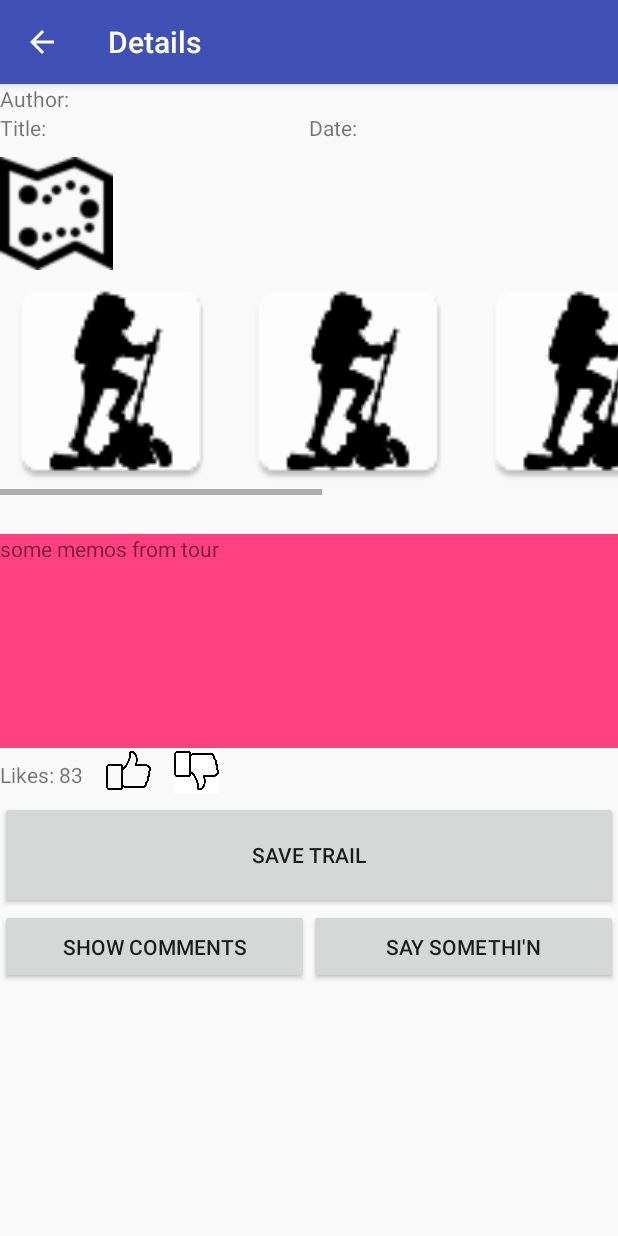
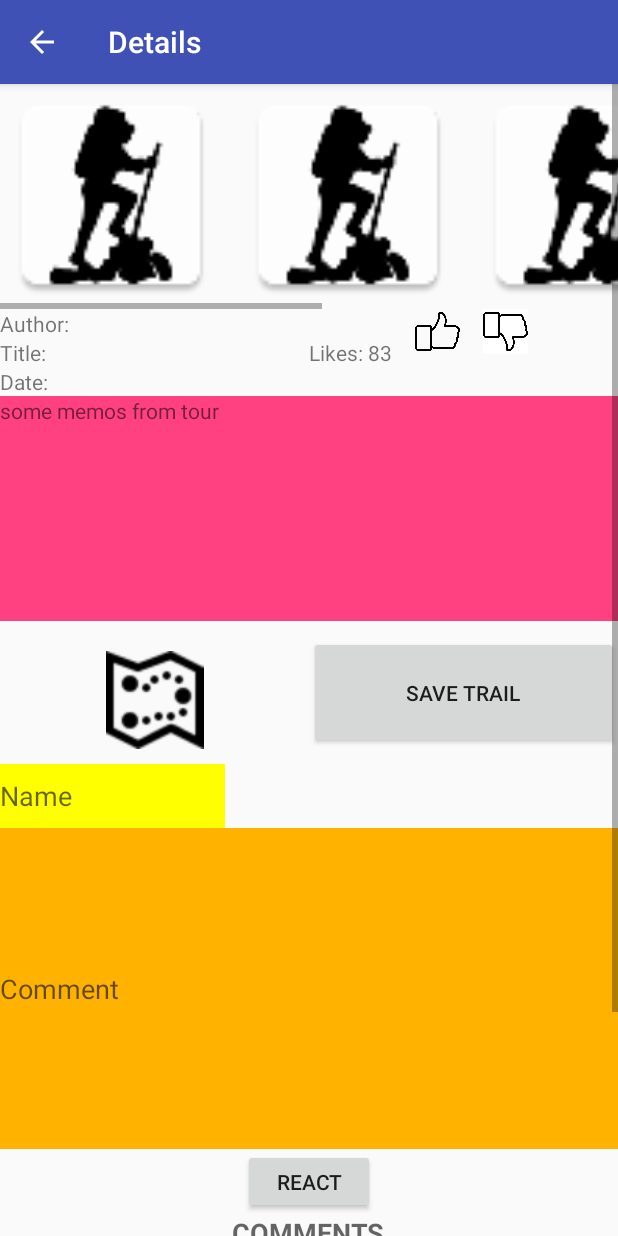
Before and after one commit to grigor-aramyan/hikers-app, an Android app: the DetailsActivity screen opened directly, with no data from a screen before it, on a phone screen of 412 x 824 dp. Run offline under Robolectric (Android 15) with nearby library versions, the light colour scheme and no system bars; our stand-ins replace Picasso, Volley; libraries missing offline, so code that uses them is left out: io.realm; network calls fail; pictures from the network do not load.

Commit message:
some ui changes

```diff
--- a/app/build.gradle
+++ b/app/build.gradle
@@ -35,4 +35,5 @@ dependencies {
     compile 'com.github.ParkSangGwon:TedPicker:v1.0.10'
     compile 'com.bignerdranch.android:simple-item-decoration:1.0.0'
     compile 'com.squareup.picasso:picasso:2.5.2'
+    compile 'com.android.support:cardview-v7:23.0.0'
 }
--- a/app/src/main/java/com/example/hikernotes/fragments/RecyclerFragment.java
+++ b/app/src/main/java/com/example/hikernotes/fragments/RecyclerFragment.java
@@ -36,8 +36,8 @@ public class RecyclerFragment extends Fragment {
         MainRecyclerListAdapter listAdapter = new MainRecyclerListAdapter(page_number, sort_flag);
 
         recyclerView.setLayoutManager(new LinearLayoutManager(getActivity()));
-        Drawable divider_drawable = ContextCompat.getDrawable(getActivity(), R.drawable.list_decor);
-        recyclerView.addItemDecoration(new DividerItemDecoration(divider_drawable));
+        /*Drawable divider_drawable = ContextCompat.getDrawable(getActivity(), R.drawable.list_decor);
+        recyclerView.addItemDecoration(new DividerItemDecoration(divider_drawable));*/
         recyclerView.setAdapter(listAdapter);
 
         return view;
--- a/app/src/main/res/layout/activity_details.xml
+++ b/app/src/main/res/layout/activity_details.xml
@@ -5,39 +5,8 @@
 <LinearLayout
                   android:orientation="vertical"
                   android:layout_width="match_parent"
-                  android:layout_height="600dp">
-    <LinearLayout
-        android:layout_width="match_parent"
-        android:layout_height="300dp"
-        android:orientation="vertical">
-        <TextView
-            android:layout_width="wrap_content"
-            android:layout_height="wrap_content"
-            android:id="@+id/author_txt_id"
-            android:text="Author: "/>
-        <LinearLayout
-            android:layout_width="match_parent"
-            android:layout_height="wrap_content"
-            android:orientation="horizontal">
-            <TextView
-                android:layout_width="0dp"
-                android:layout_weight="1"
-                android:layout_height="wrap_content"
-                android:id="@+id/title_txt_id"
-                android:text="Title: "/>
-            <TextView
-                android:layout_width="0dp"
-                android:layout_weight="1"
-                android:layout_height="wrap_content"
-                android:id="@+id/date_txt_id"
-                android:text="Date: "/>
-        </LinearLayout>
-        <ImageView
-            android:layout_width="75dp"
-            android:layout_height="75dp"
-            android:id="@+id/map_img_id"
-            android:src="@drawable/map_icon"
-            android:layout_marginTop="10dp"/>
+                  android:layout_height="match_parent">
+
         <HorizontalScrollView
             android:layout_width="match_parent"
             android:layout_height="150dp">
@@ -78,22 +47,36 @@
                     android:src="@mipmap/ic_launcher"/>
             </LinearLayout>
         </HorizontalScrollView>
+
+        <LinearLayout
+            android:layout_width="match_parent"
+            android:layout_height="wrap_content"
+            android:orientation="horizontal">
+            <LinearLayout
+                android:layout_width="0dp"
+                android:layout_weight="1"
+                android:layout_height="match_parent"
+                android:orientation="vertical">
+                <TextView
+                    android:layout_width="wrap_content"
+                    android:layout_height="wrap_content"
+                    android:id="@+id/author_txt_id"
+                    android:text="Author: "/>
+                <TextView
+                    android:layout_width="wrap_content"
+                    android:layout_height="wrap_content"
+                    android:id="@+id/title_txt_id"
+                    android:text="Title: "/>
+                <TextView
+                    android:layout_width="wrap_content"
+                    android:layout_height="wrap_content"
+                    android:id="@+id/date_txt_id"
+                    android:text="Date: "/>
             </LinearLayout>
             <LinearLayout
-        android:layout_width="match_parent"
-        android:layout_height="250dp"
-        android:orientation="vertical">
-        <TextView
-            android:layout_width="match_parent"
-            android:layout_height="0dp"
-            android:layout_weight="4"
-            android:background="@color/colorAccent"
-            android:id="@+id/tour_info_txt_id"
-            android:text="some memos from tour"/>
-        <LinearLayout
-            android:layout_width="match_parent"
-            android:layout_height="0dp"
+                android:layout_width="0dp"
                 android:layout_weight="1"
+                android:layout_height="match_parent"
                 android:orientation="horizontal">
                 <TextView
                     android:layout_width="wrap_content"
@@ -114,51 +97,65 @@
                     android:src="@drawable/dislike_icon"
                     android:layout_marginLeft="15dp"/>
             </LinearLayout>
+
+        </LinearLayout>
+
+
+    <LinearLayout
+        android:layout_width="match_parent"
+        android:layout_height="wrap_content"
+        android:orientation="vertical">
+        <TextView
+            android:layout_width="match_parent"
+            android:layout_height="wrap_content"
+            android:minHeight="150dp"
+            android:background="@color/colorAccent"
+            android:id="@+id/tour_info_txt_id"
+            android:text="some memos from tour"/>
+
+        <LinearLayout
+            android:layout_marginTop="10dp"
+            android:layout_marginBottom="10dp"
+            android:layout_width="match_parent"
+            android:layout_height="wrap_content"
+            android:orientation="horizontal"
+            android:minHeight="75dp">
+            <ImageView
+                android:layout_width="0dp"
+                android:layout_weight="1"
+                android:layout_height="match_parent"
+                android:id="@+id/map_img_id"
+                android:src="@drawable/map_icon"
+                android:layout_marginTop="10dp"/>
+
             <Button
-            android:layout_width="match_parent"
-            android:layout_height="0dp"
-            android:layout_weight="2"
+                android:layout_width="0dp"
+                android:layout_height="match_parent"
+                android:layout_weight="1"
                 android:id="@+id/save_trail_btn_id"
                 android:text="@string/save_trail_rsc"/>
             <Button
-            android:layout_width="match_parent"
-            android:layout_height="0dp"
-            android:layout_weight="2"
+                android:layout_width="0dp"
+                android:layout_weight="1"
+                android:layout_height="match_parent"
                 android:id="@+id/delete_trail_btn_id"
                 android:text="@string/delete_trail_rsc"
                 android:visibility="gone"/>
         </LinearLayout>
+    </LinearLayout>
+
     <LinearLayout
         android:layout_width="match_parent"
-        android:layout_height="wrap_content"
-        android:orientation="horizontal">
-        <Button
-            android:layout_width="0dp"
-            android:layout_height="50dp"
-            android:layout_weight="1"
-            android:text="@string/show_comments_rsc"
-            android:id="@+id/show_comments_btn_id"/>
-        <Button
-            android:layout_width="0dp"
-            android:layout_height="50dp"
-            android:layout_weight="1"
-            android:text="@string/say_somethi_n_rsc"
-            android:id="@+id/add_comment_btn_id"/>
-    </LinearLayout>
-    <LinearLayout
-        android:layout_width="match_parent"
-        android:layout_height="wrap_content"
+        android:layout_height="500dp"
         android:orientation="vertical">
         <com.example.hikernotes.widgets.AddCommentBlock
             android:layout_width="match_parent"
             android:layout_height="300dp"
-            android:id="@+id/add_comment_block_id"
-            android:visibility="gone"/>
+            android:id="@+id/add_comment_block_id"/>
         <com.example.hikernotes.widgets.ShowCommentsBlock
             android:layout_width="match_parent"
-            android:layout_height="130dp"
-            android:id="@+id/show_comments_block_id"
-            android:visibility="gone"/>
+            android:layout_height="180dp"
+            android:id="@+id/show_comments_block_id"/>
 
     </LinearLayout>
 </LinearLayout>
--- a/app/src/main/res/layout/block_show_comments.xml
+++ b/app/src/main/res/layout/block_show_comments.xml
@@ -15,6 +15,8 @@
     <android.support.v7.widget.RecyclerView
         android:layout_width="match_parent"
         android:layout_height="wrap_content"
+        android:minHeight="150dp"
+        android:scrollbars="vertical"
         android:id="@+id/comments_list" />
 
 
--- a/app/src/main/res/values/colors.xml
+++ b/app/src/main/res/values/colors.xml
@@ -8,4 +8,6 @@
     <color name="colorMaterialGreen">#76FF03</color>
     <color name="colorMaterialLightYellow">#FFFF00</color>
     <color name="colorMaterialOrange">#FFB300</color>
+    <color name="colorOpaqueGrey">#809E9E9E</color>
+    <color name="colorAbsoluteWhite">#FFFFFF</color>
 </resources>
```
Also changed, not shown: app/src/main/java/com/example/hikernotes/activities/AddActivity.java (+23 -0 lines), app/src/main/java/com/example/hikernotes/activities/DetailsActivity.java (+1 -16 lines), app/src/main/java/com/example/hikernotes/adapters/MainRecyclerListAdapter.java (+10 -12 lines), app/src/main/java/com/example/hikernotes/cache/LruBitmapCache.java (deleted, +0 -48 lines), app/src/main/res/layout/item_row_main_list.xml (added, +52 -0 lines), app/src/main/res/layout/notification_location.xml (+15 -1 lines), app/src/main/res/layout/row_main_list.xml (deleted, +0 -40 lines). Lines whose indentation alone changed are shown as unchanged.
